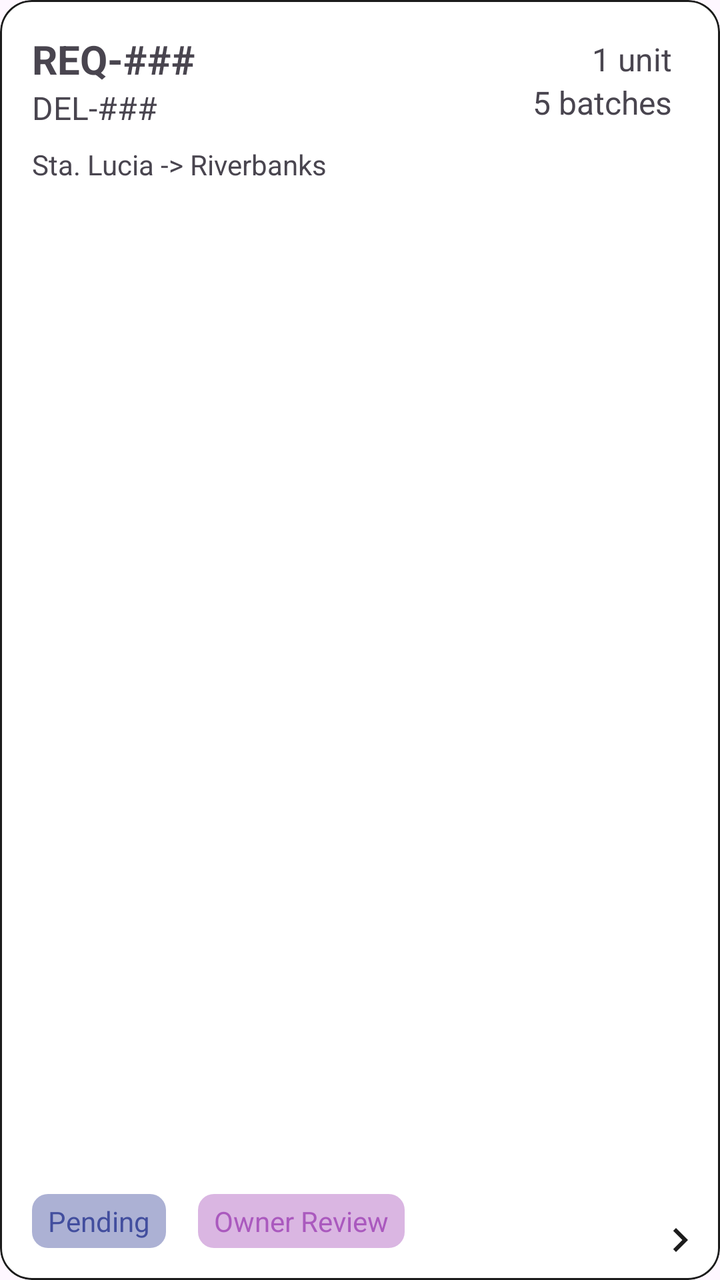
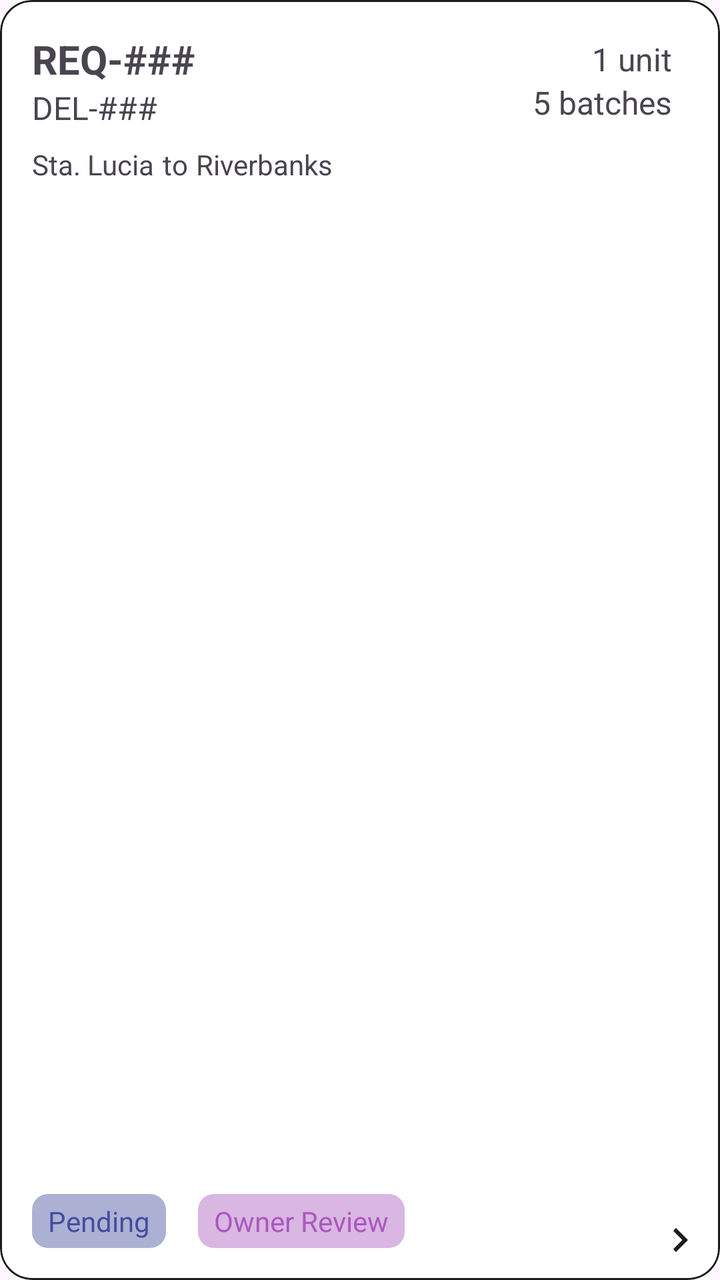

Before-and-after screenshots of an Android layout around one commit, followed by the original layout XML and the change that was made.
<!-- AndroidManifest.xml: application theme Theme.FrancosPerfumeMobile -->
<!-- res/layout/card_request.xml -->
<?xml version="1.0" encoding="utf-8"?>
<com.google.android.material.card.MaterialCardView xmlns:tools="http://schemas.android.com/tools"
    android:layout_width="match_parent"
    android:layout_height="150dp"
    app:cardBackgroundColor="@color/bg_card"
    app:cardCornerRadius="16dp"
    app:strokeColor="@color/border_stroke"
    app:strokeWidth="1dp"
    android:layout_marginTop="8dp"
    xmlns:android="http://schemas.android.com/apk/res/android"
    xmlns:app="http://schemas.android.com/apk/res-auto">

    <androidx.constraintlayout.widget.ConstraintLayout
        android:layout_width="match_parent"
        android:layout_height="match_parent"
        >

        <TextView
            android:id="@+id/text_view_request_id"
            android:layout_width="wrap_content"
            android:layout_height="wrap_content"
            android:layout_marginStart="16dp"
            android:layout_marginTop="16dp"
            android:text="@string/sample_request_id"
            android:textSize="@dimen/font_l"
            android:textStyle="bold"
            app:layout_constraintStart_toStartOf="parent"
            app:layout_constraintTop_toTopOf="parent" />

        <TextView
            android:id="@+id/text_view_request_unit_count"
            android:layout_width="wrap_content"
            android:layout_height="wrap_content"
            android:layout_marginTop="16dp"
            android:layout_marginEnd="24dp"
            android:text="@string/inventory_sample_unit_count"
            android:textSize="@dimen/font_m"
            app:layout_constraintBottom_toBottomOf="@+id/text_view_request_id"
            app:layout_constraintEnd_toEndOf="parent"
            app:layout_constraintTop_toTopOf="parent" />

        <TextView
            android:id="@+id/text_view_request_batch_count"
            android:layout_width="wrap_content"
            android:layout_height="wrap_content"
            android:text="@string/inventory_sample_batch_count"
            android:textSize="@dimen/font_m"
            app:layout_constraintEnd_toEndOf="@+id/text_view_request_unit_count"
            app:layout_constraintTop_toBottomOf="@id/text_view_request_unit_count" />

        <TextView
            android:id="@+id/text_view_request_delivery_id"
            android:layout_width="wrap_content"
            android:layout_height="wrap_content"
            android:text="@string/sample_delivery_id"
            android:textSize="@dimen/font_m"
            app:layout_constraintStart_toStartOf="@+id/text_view_request_id"
            app:layout_constraintTop_toBottomOf="@+id/text_view_request_id" />

        <TextView
            android:id="@+id/text_view_request_direction"
            android:layout_width="wrap_content"
            android:layout_height="wrap_content"
            android:layout_marginTop="8dp"
            android:text="@string/request_sample_direction"
            app:layout_constraintStart_toStartOf="@+id/text_view_request_delivery_id"
            app:layout_constraintTop_toBottomOf="@+id/text_view_request_delivery_id" />

        <TextView
            android:id="@+id/text_view_request_status"
            android:layout_width="wrap_content"
            android:layout_height="wrap_content"
            android:layout_marginBottom="16dp"
            android:background="@drawable/badge_design"
            android:backgroundTint="@color/darker_blue"
            android:padding="4dp"
            android:paddingStart="8dp"
            android:paddingEnd="8dp"

            android:text="@string/request_sample_status"
            android:textColor="@color/blue"
            app:layout_constraintBottom_toBottomOf="parent"
            app:layout_constraintStart_toStartOf="@+id/text_view_request_delivery_id" />

        <TextView
            android:id="@+id/text_view_request_stage"
            android:layout_width="wrap_content"
            android:layout_height="wrap_content"
            android:layout_marginStart="16dp"
            android:background="@drawable/badge_design"
            android:backgroundTint="@color/darker_magenta"
            android:padding="4dp"
            android:paddingStart="8dp"
            android:paddingEnd="8dp"
            android:text="@string/request_sample_stage"

            android:textColor="@color/magenta"
            app:layout_constraintBottom_toBottomOf="@+id/text_view_request_status"
            app:layout_constraintStart_toEndOf="@+id/text_view_request_status"
            app:layout_constraintTop_toTopOf="@+id/text_view_request_status" />

        <ImageButton
            android:id="@+id/text_view_request_view_details"
            android:layout_width="wrap_content"
            android:layout_height="wrap_content"
            android:background="@color/transparent"
            android:padding="8dp"

            app:layout_constraintBottom_toBottomOf="parent"
            app:layout_constraintEnd_toEndOf="parent"
            app:srcCompat="@drawable/icon_chevron_right" />


    </androidx.constraintlayout.widget.ConstraintLayout>
</com.google.android.material.card.MaterialCardView>
<!-- resources referenced by this layout -->
<resources>
  <color name="bg_card">#FFFFFF</color>
  <color name="blue">#424E9E</color>
  <color name="border_stroke">#1c1c1c</color>
  <color name="darker_blue">#70424E9E</color>
  <color name="darker_magenta">#70AA59BE</color>
  <color name="magenta">#AA59BE</color>
  <color name="transparent">#00FFFFFF</color>
  <dimen name="font_l">20sp</dimen>
  <dimen name="font_m">16sp</dimen>
  <!-- drawable badge_design (drawable) -->
  <?xml version="1.0" encoding="utf-8"?>
  <selector xmlns:android="http://schemas.android.com/apk/res/android">
      <item>
          <shape android:shape="rectangle">
              <corners android:radius="8dp" />
              <solid android:color="@color/yellow_primary" />
          </shape>
      </item>
  </selector>
  <!-- drawable icon_chevron_right (drawable) -->
  <vector xmlns:android="http://schemas.android.com/apk/res/android" android:height="24dp" android:tint="#1C1C1C" android:viewportHeight="24" android:viewportWidth="24" android:width="24dp">
        
      <path android:fillColor="@android:color/white" android:pathData="M10,6L8.59,7.41 13.17,12l-4.58,4.59L10,18l6,-6z"/>
      
  </vector>
  <string name="inventory_sample_batch_count">5 batches</string>
  <string name="inventory_sample_unit_count">1 unit</string>
  <string name="request_sample_direction">Sta. Lucia -&gt; Riverbanks</string>
  <string name="request_sample_stage">Owner Review</string>
  <string name="request_sample_status">Pending</string>
  <string name="sample_delivery_id">DEL-###</string>
  <string name="sample_request_id">REQ-###</string>
  <style name="Theme.FrancosPerfumeMobile" parent="Base.Theme.FrancosPerfumeMobile" />
  <color name="yellow_primary">#E1D4C1</color>
  <style name="Base.Theme.FrancosPerfumeMobile" parent="Theme.Material3.DayNight.NoActionBar">
          
          
      </style>
</resources>

<!-- the commit's change to res/layout/card_request.xml (unified diff, before → after) -->
@@ -58,11 +58,11 @@
             app:layout_constraintTop_toBottomOf="@+id/text_view_request_id" />
 
         <TextView
-            android:id="@+id/text_view_request_direction"
+            android:id="@+id/text_view_request_from_branch"
             android:layout_width="wrap_content"
             android:layout_height="wrap_content"
             android:layout_marginTop="8dp"
-            android:text="@string/request_sample_direction"
+            android:text="@string/request_sample_from_branch"
             app:layout_constraintStart_toStartOf="@+id/text_view_request_delivery_id"
             app:layout_constraintTop_toBottomOf="@+id/text_view_request_delivery_id" />
 
@@ -81,6 +81,26 @@
             android:textColor="@color/blue"
             app:layout_constraintBottom_toBottomOf="parent"
             app:layout_constraintStart_toStartOf="@+id/text_view_request_delivery_id" />
+
+        <TextView
+            android:id="@+id/textView2"
+            android:layout_width="wrap_content"
+            android:layout_height="wrap_content"
+            android:layout_marginStart="4dp"
+            android:text="@string/to_text"
+            app:layout_constraintBottom_toBottomOf="@+id/text_view_request_from_branch"
+            app:layout_constraintStart_toEndOf="@+id/text_view_request_from_branch"
+            app:layout_constraintTop_toTopOf="@+id/text_view_request_from_branch" />
+
+        <TextView
+            android:id="@+id/text_view_to_branch"
+            android:layout_width="wrap_content"
+            android:layout_height="wrap_content"
+            android:layout_marginStart="4dp"
+            android:text="@string/request_sample_to_branch"
+            app:layout_constraintBottom_toBottomOf="@+id/textView2"
+            app:layout_constraintStart_toEndOf="@+id/textView2"
+            app:layout_constraintTop_toTopOf="@+id/textView2" />
 
         <TextView
             android:id="@+id/text_view_request_stage"
<!-- resource entries referenced after the edit -->
@@ -27,11 +27,13 @@
   </vector>
   <string name="inventory_sample_batch_count">5 batches</string>
   <string name="inventory_sample_unit_count">1 unit</string>
-  <string name="request_sample_direction">Sta. Lucia -&gt; Riverbanks</string>
+  <string name="request_sample_from_branch">Sta. Lucia</string>
   <string name="request_sample_stage">Owner Review</string>
   <string name="request_sample_status">Pending</string>
+  <string name="request_sample_to_branch">Riverbanks</string>
   <string name="sample_delivery_id">DEL-###</string>
   <string name="sample_request_id">REQ-###</string>
+  <string name="to_text">to</string>
   <style name="Theme.FrancosPerfumeMobile" parent="Base.Theme.FrancosPerfumeMobile" />
   <color name="yellow_primary">#E1D4C1</color>
   <style name="Base.Theme.FrancosPerfumeMobile" parent="Theme.Material3.DayNight.NoActionBar">
